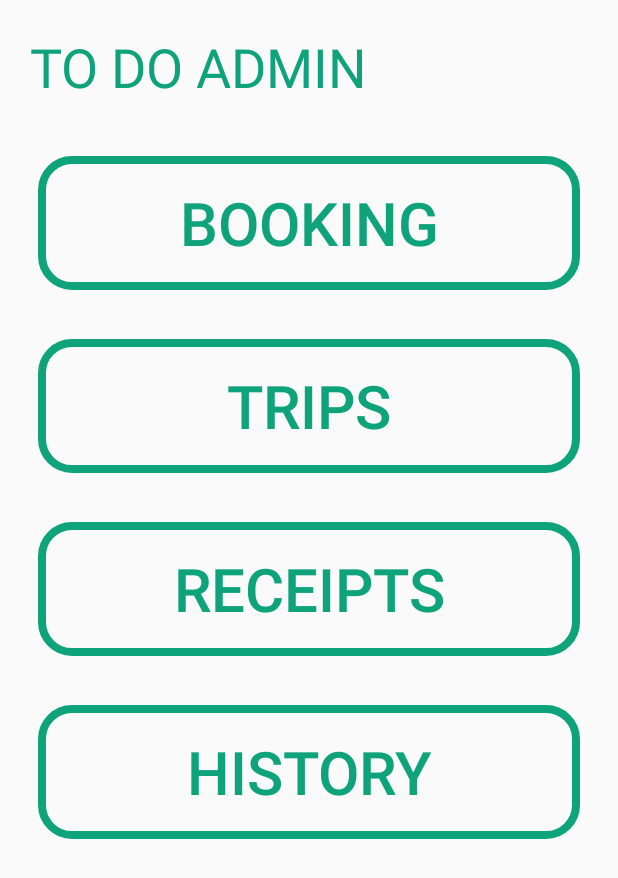
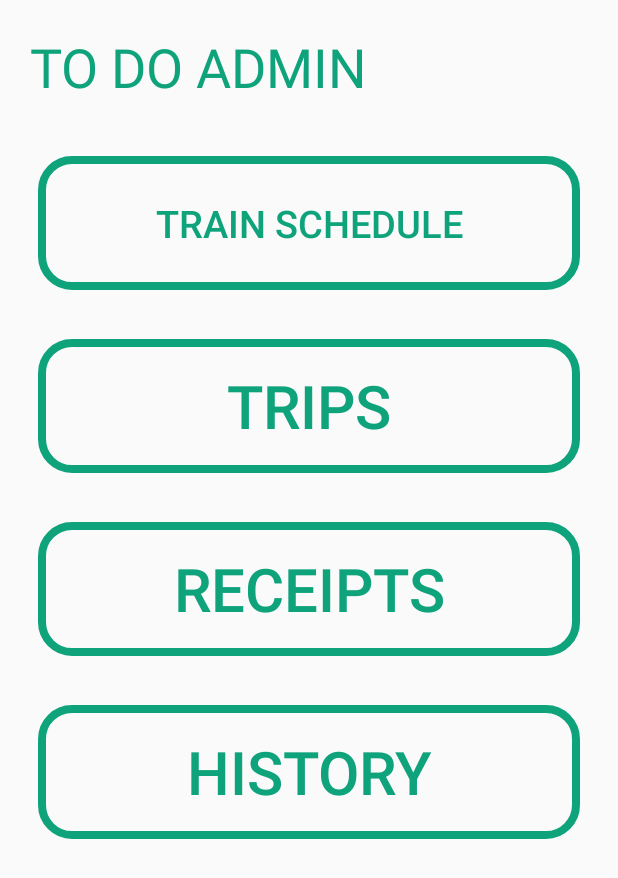
Before and after one commit to Thanukshi/TrainLine, an Android app: the AdminActivity screen opened directly, with no data from a screen before it, on a phone screen of 412 x 824 dp. Shown: the top 878 px of the screen. Run offline under Robolectric (Android 15) with nearby library versions, the phone set to English and light mode, and no system bars; Roboto replaces fonts that are not available here.

Commit message:
Train Line (Thanukshi)

```diff
--- a/app/src/main/res/drawable/btn_gradient_welcome.xml
+++ b/app/src/main/res/drawable/btn_gradient_welcome.xml
@@ -5,8 +5,8 @@
     <gradient
         android:type="linear"
         android:centerX="49%"
-        android:startColor="#FFffff00"
-        android:centerColor="#FFffff00"
+        android:startColor="#FF000000"
+        android:centerColor="#FF000000"
         android:endColor="#FF000000"
         android:angle="45"/>
 </shape>
--- a/app/src/main/res/layout/activity_admin.xml
+++ b/app/src/main/res/layout/activity_admin.xml
@@ -37,12 +37,12 @@
             android:padding="15dp">
 
             <Button
-                android:id="@+id/booking"
+                android:id="@+id/tSchedule"
                 android:layout_width="match_parent"
                 android:layout_height="140dp"
                 android:background="@drawable/btn"
-                android:text="@string/booking"
-                android:textSize="40dp"
+                android:text="@string/add_train_schedule"
+                android:textSize="25dp"
                 android:textColor="@color/topicColor"/>
 
 
--- a/app/src/main/res/layout/activity_booking.xml
+++ b/app/src/main/res/layout/activity_booking.xml
@@ -4,6 +4,7 @@
     xmlns:tools="http://schemas.android.com/tools"
     android:layout_width="match_parent"
     android:layout_height="match_parent"
+    android:background="@drawable/btn_gradient_welcome"
     tools:context=".BookingActivity">
 
     <LinearLayout
@@ -57,6 +58,7 @@
                 android:padding="10dp"
                 android:text="@string/booking"
                 android:fontFamily="@font/aclonica"
+                android:textColor="#ffffff"
                 android:textSize="30sp"/>
 
         </RelativeLayout>
--- a/app/src/main/res/layout/activity_dashboard.xml
+++ b/app/src/main/res/layout/activity_dashboard.xml
@@ -4,6 +4,7 @@
     xmlns:tools="http://schemas.android.com/tools"
     android:layout_width="match_parent"
     android:layout_height="match_parent"
+    android:background="@drawable/btn_gradient_welcome"
     tools:context=".Dashboard">
 
     <LinearLayout
--- a/app/src/main/res/layout/activity_login.xml
+++ b/app/src/main/res/layout/activity_login.xml
@@ -5,7 +5,7 @@
     android:id="@+id/relativeLayout"
     android:layout_width="match_parent"
     android:layout_height="match_parent"
-    android:background="@drawable/login_page_buttons_custom"
+    android:background="@drawable/btn_gradient_welcome"
     tools:context=".MainActivity">
 
     <EditText
--- a/app/src/main/res/values/strings.xml
+++ b/app/src/main/res/values/strings.xml
@@ -17,4 +17,5 @@
     <string name="confirmed">Confirmed</string>
     <string name="finished">Finished</string>
     <string name="to_do_admin">To Do Admin</string>
+    <string name="add_train_schedule">Train Schedule</string>
 </resources>
```
